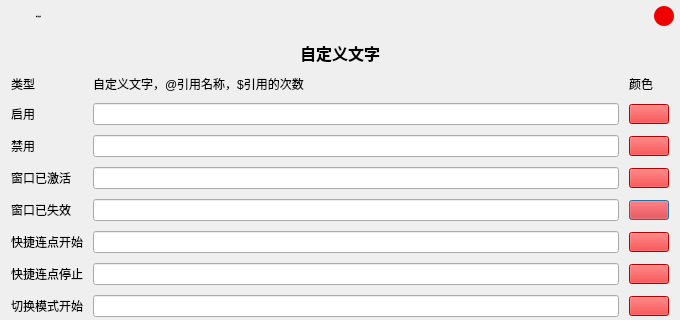
This is source/ui/PopsUi.ui in ChiyukiGana/Quickinput as Qt 5 draws it before an edit; both pictures show x 0 to 680 and y 0 to 320 of the 680 by 550 pixel window. The edited form follows.
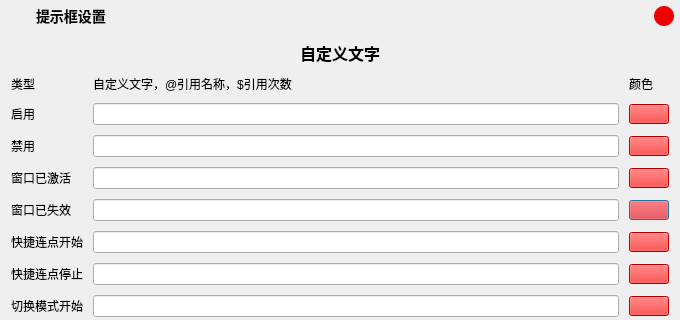
This is the edited form. Icons and pictures are not drawn.

```diff
--- a/source/ui/PopsUi.ui
+++ b/source/ui/PopsUi.ui
@@ -23,9 +23,6 @@
    <iconset resource="../res/QuickInput.qrc">
     <normaloff>:/icon.png</normaloff>:/icon.png</iconset>
   </property>
-  <property name="styleSheet">
-   <string notr="true">*{color:black;border:none;outline:none;font-size:12px;font-family:&quot;Microsoft YaHei&quot;}QMainWindow,QDialog{border:1px solid gray}QMenu,QToolTip,QLineEdit,QTextEdit,QKeyEdit,QCheckBox::indicator,QRadioButton::indicator,QHeaderView,QHeaderView::section,QTableWidget,QTableWidget QTableCornerButton::section,QComboBox,QComboBox QAbstractItemView{background-color:white}QPushButton,QTabBar::tab,QTabBar::tab:first,QTabBar::tab:last,QToolBox::tab{background-color:#ADE}QCheckBox::indicator,QRadioButton::indicator{width:20px;height:20px}QComboBox{padding-left:3px}QMenu::item:selected,QPushButton:hover,QCheckBox::indicator:hover,QRadioButton::indicator:hover,QTableWidget::item:hover,QTabBar::tab:hover,QTabBar::tab:first:hover,QTabBar::tab:last:hover{background-color:#BEF;color:black}QTableWidget::item:selected{background-color:#CEF;color:black}QTabBar::tab:selected,QTabBar::tab:first:selected,QTabBar::tab:last:selected{background-color:#CEF;color:black}QCheckBox::indicator:checked,QRadioButton::indicator:checked{image:url(:/checked.png)}QPushButton:disabled,QCheckBox:disabled,QRadioButton:disabled{color:gray}#bnWndSelect,#bnPos,#bnColorRect,#bnImageRect,#bnImageShot{background-color:white}#titleWidget{background-color:white}#titleWidget *{font-size:14px}#clientWidget,QTabWidget&gt;QWidget,QToolBox&gt;QWidget{background-color:#CEF}</string>
-  </property>
   <layout class="QVBoxLayout" name="verticalLayout">
    <property name="spacing">
     <number>0</number>
@@ -121,7 +118,7 @@
          <font>
           <family>Microsoft YaHei</family>
           <pointsize>-1</pointsize>
-          <weight>75</weight>
+          <weight>62</weight>
           <bold>true</bold>
          </font>
         </property>
@@ -129,7 +126,7 @@
          <bool>true</bool>
         </property>
         <property name="styleSheet">
-         <string notr="true"/>
+         <string notr="true">font-family:&quot;Microsoft YaHei&quot;;font-size:14px;font-weight:500;</string>
         </property>
         <property name="text">
          <string>提示框设置</string>
@@ -413,7 +410,7 @@
            </sizepolicy>
           </property>
           <property name="text">
-           <string>自定义文字，@引用名称，$引用的次数</string>
+           <string>自定义文字，@引用名称，$引用次数</string>
           </property>
          </widget>
         </item>
```
